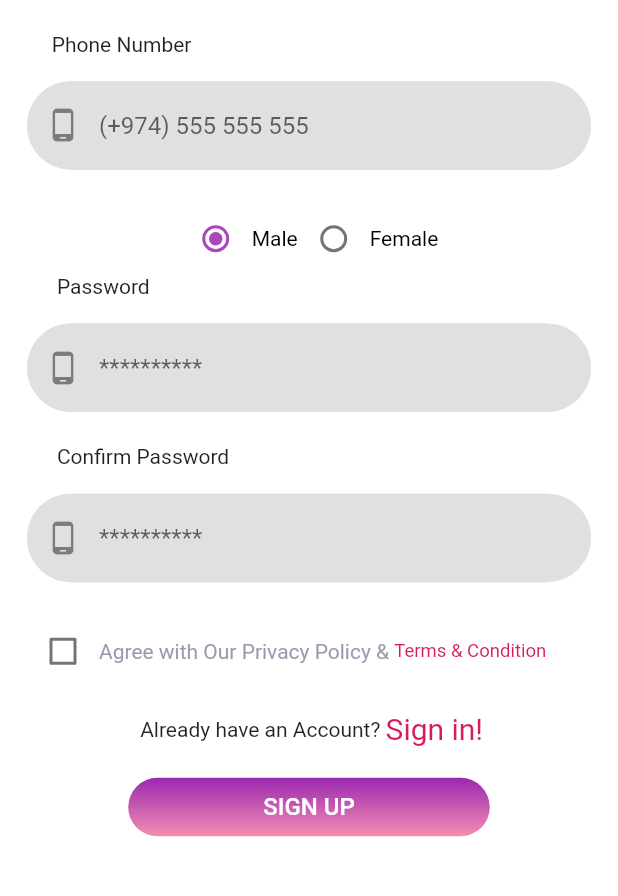
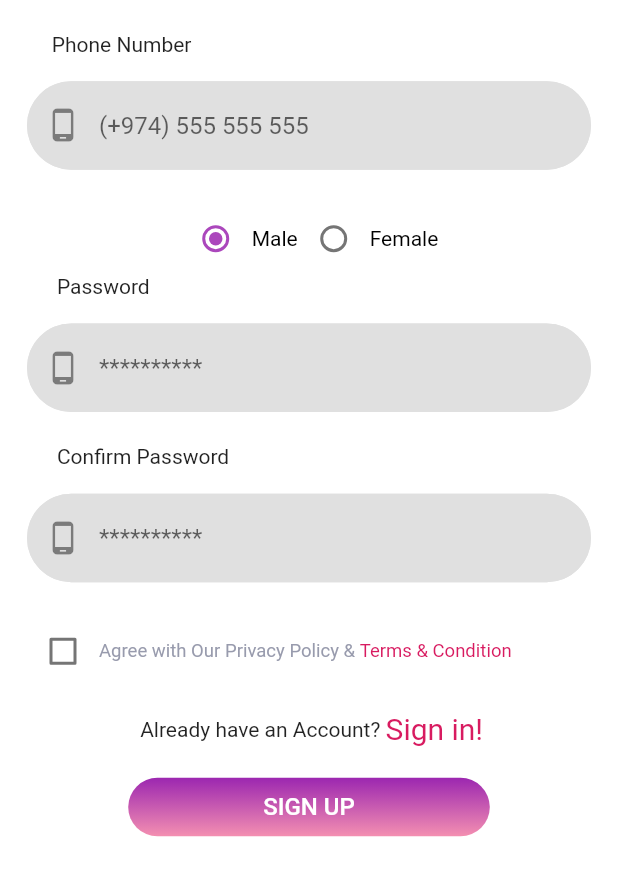
Before and after one commit to zeeshan112233/jamalik, a Flutter app: the screen it shows after launch, scrolled down 330 dp, on a phone screen of 412 x 824 dp, the part 307-1203 px from its top. Run offline on Flutter 3.47's test engine with Material 2 defaults, Android fonts, the phone set to English and light mode, and no system bars; our stand-ins replace intl_phone_field, pin_code_text_field, touchable_opacity.

Commit message:
'zeeshan'

```diff
--- a/lib/Ui/GettingStarted.dart
+++ b/lib/Ui/GettingStarted.dart
@@ -235,6 +235,9 @@ class GettingStartedState extends State<GettingStarted> {
                                     "Agree with Our Privacy Policy & ",
                                     style: TextStyle(
                                       color: Color(0xff989BAD),
+                                      fontSize:
+                                          MediaQuery.of(context).size.width *
+                                              0.03,
                                     ),
                                   ),
                                   GestureDetector(
```
